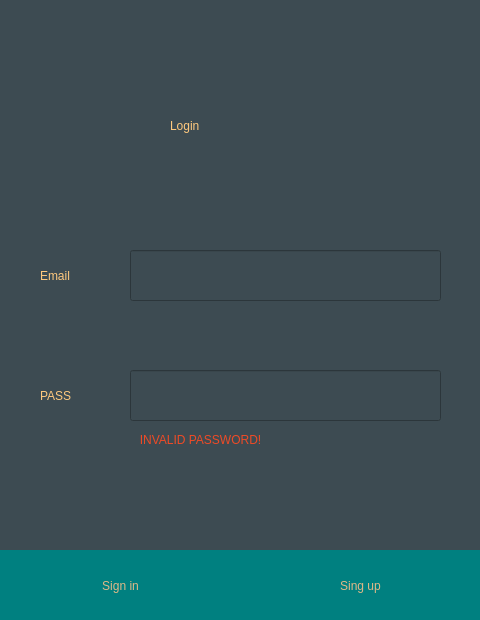
abduluziz-alghowinem/RegistrationSystem1-, file login.ui: the form before one commit.
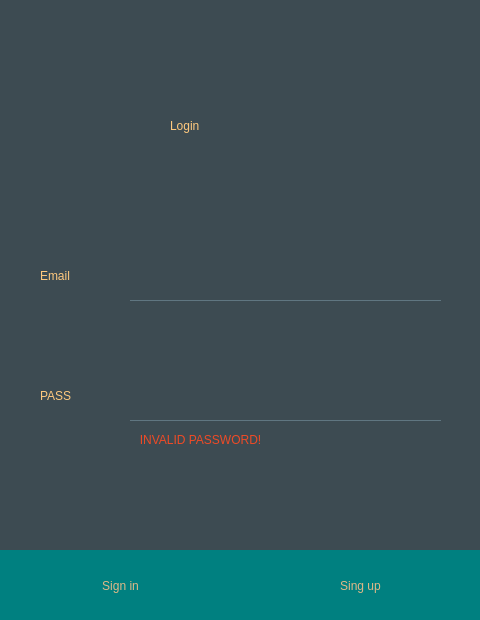
The form after the commit.

Diff of the .ui file:
```diff
--- a/login.ui
+++ b/login.ui
@@ -62,8 +62,14 @@
     </rect>
    </property>
    <property name="styleSheet">
-    <string notr="true">font-size:15pt;
-color: rgb(255, 255, 255);</string>
+    <string notr="true">font:16pt &quot;Microsoft JhengHei UI Light&quot;;
+color: rgb(255, 255, 255);
+
+
+background:transparent;
+border:none;
+color:rgb(255, 255, 255);;
+border-bottom:1px solid rgb(96, 118, 129);</string>
    </property>
   </widget>
   <widget class="QLineEdit" name="Email">
@@ -82,8 +88,14 @@
     <bool>false</bool>
    </property>
    <property name="styleSheet">
-    <string notr="true">font-size:15pt;
-color: rgb(255, 255, 255);</string>
+    <string notr="true">font:16pt &quot;Microsoft JhengHei UI Light&quot;;
+color: rgb(255, 255, 255);
+
+
+background:transparent;
+border:none;
+color:rgb(255, 255, 255);;
+border-bottom:1px solid rgb(96, 118, 129);</string>
    </property>
    <property name="text">
     <string/>
```
